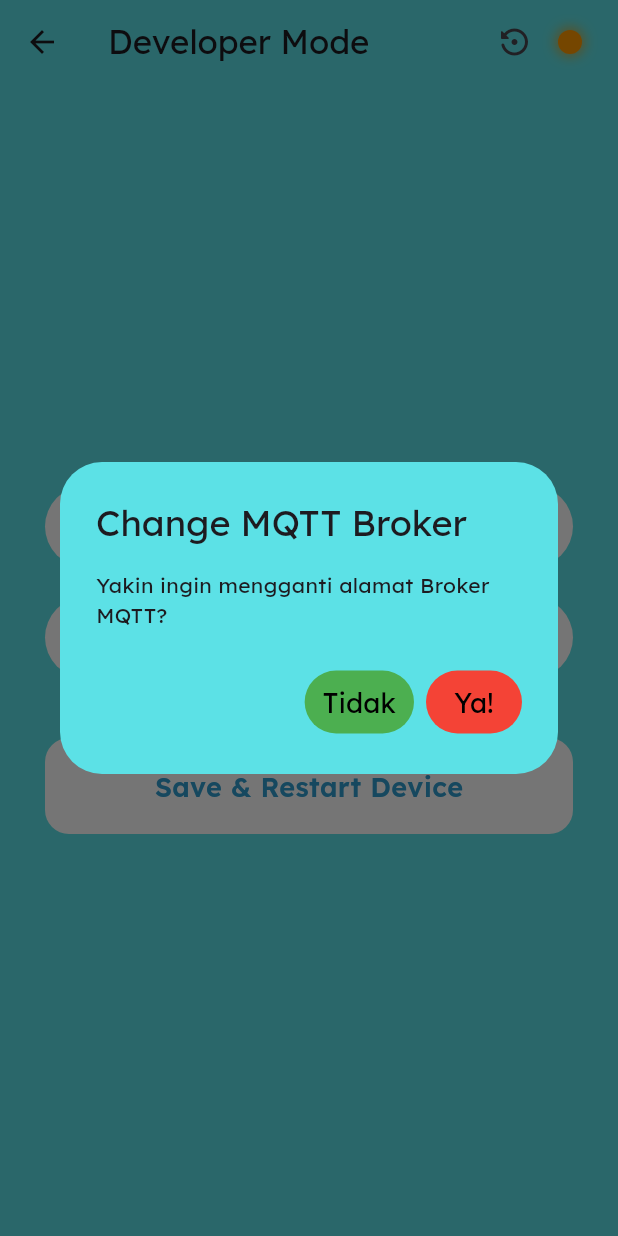
After one commit to admsakti/saklar_pintar_client, a Flutter app: the DeveloperSettingsPage screen opened directly, after a tap on "Save & Restart Device", on a phone screen of 412 x 824 dp. The commit adds this screen. Run offline on Flutter 3.47's test engine with Material 3 defaults, Android fonts, the light colour scheme and no system bars; our stand-ins replace connectivity_plus, custom_refresh_indicator, equatable, flutter_bloc, get_it, permission_handler and 2 more; missing offline and left inert: app_settings, bottom_picker, esp_smartconfig, graphite, mqtt_client, network_info_plus and 1 more; accounts and stored records are empty; statements that could not run were skipped.

Commit message:
Menambahkan mode Developer untuk mengganti alamat broker MQTT

```diff
--- a/lib/core/constants/path_constants.dart
+++ b/lib/core/constants/path_constants.dart
@@ -1,4 +1,5 @@
 const String baseMQTTBroker = 'broker.emqx.io';
+const String baseLocalMQTTBroker = '192.168.137.1';
 const String baseClientID = 'flutter_test_uyabe';
 const int baseMQTTPort = 1883;
 // const String baseUsernameMQTT = 'emqx';
--- /dev/null
+++ b/lib/features/mqtt/data/broker_config.dart
@@ -0,0 +1,52 @@
+import 'package:shared_preferences/shared_preferences.dart';
+
+class BrokerConfig {
+  static const _keyBroker = 'mqtt_broker';
+  static const _keyPort = 'mqtt_port';
+
+  static const defaultBroker = 'broker.emqx.io';
+  static const defaultPort = 1883;
+
+  /// Menyimpan broker dan port
+  static Future<bool> saveBroker(String broker, int port) async {
+    print("Save MQTT broker '$broker' in port '$port'");
+
+    final prefs = await SharedPreferences.getInstance();
+    final successBroker = await prefs.setString(_keyBroker, broker);
+    final successPort = await prefs.setInt(_keyPort, port);
+
+    return successBroker && successPort;
+  }
+
+  /// Memuat broker dan port. Jika belum ada, simpan nilai default.
+  static Future<(String, int)> loadBroker() async {
+    final prefs = await SharedPreferences.getInstance();
+    // final broker = prefs.getString(_keyBroker) ?? defaultBroker;
+    // final port = prefs.getInt(_keyPort) ?? defaultPort;
+
+    String? broker = prefs.getString(_keyBroker);
+    int? port = prefs.getInt(_keyPort);
+
+    if (broker == null || port == null) {
+      // Set default values on first load
+      await prefs.setString(_keyBroker, defaultBroker);
+      await prefs.setInt(_keyPort, defaultPort);
+      broker = defaultBroker;
+      port = defaultPort;
+    }
+
+    print("Load MQTT broker '$broker' with port '$port'");
+    return (broker, port);
+  }
+
+  /// Mereset broker dan port ke nilai default
+  static Future<bool> resetBroker() async {
+    print("Reset MQTT broker to default");
+
+    final prefs = await SharedPreferences.getInstance();
+    final successBroker = await prefs.setString(_keyBroker, defaultBroker);
+    final successPort = await prefs.setInt(_keyPort, defaultPort);
+
+    return successBroker && successPort;
+  }
+}
--- a/lib/injections_container.dart
+++ b/lib/injections_container.dart
@@ -2,13 +2,13 @@ import 'dart:math';
 
 import 'package:get_it/get_it.dart';
 
-import 'core/constants/path_constants.dart';
 import 'features/database/bloc/device/device_bloc.dart';
 import 'features/database/bloc/device_schedule/device_schedule_bloc.dart';
 import 'features/database/bloc/mesh_network/mesh_network_bloc.dart';
 import 'features/database/data/database_helper.dart';
 import 'features/main_bnb/bloc/main_bnb_bloc.dart';
 import 'features/mqtt/bloc/mqtt_bloc.dart';
+import 'features/mqtt/data/broker_config.dart';
 import 'features/mqtt/data/data_mqtt.dart';
 
 final sl = GetIt.instance;
@@ -16,11 +16,16 @@ final sl = GetIt.instance;
 Future<void> initializeDependencies() async {
   final databaseClient = DatabaseHelper();
 
+  // Ambil alamat broker dari SharedPreferences
+  final (broker, port) = await BrokerConfig.loadBroker();
+
+  print("Injections broker '$broker' with port '$port'");
+
   // Buat DataMQTT dulu tanpa MQTTBloc
   final mqttClient = DataMQTT(
-    server: baseMQTTBroker, // ini nanti bisa diganti dari mode developer
+    server: broker,
+    port: port,
     clientId: 'MeshNetClient${Random().nextInt(10000)}',
-    port: baseMQTTPort,
   );
 
   // Baru buat MQTTBloc-nya
--- /dev/null
+++ b/lib/presentation/pages/developer_mode/developer_mode_page.dart
@@ -0,0 +1,361 @@
+import 'package:flutter/material.dart';
+import 'package:flutter_bloc/flutter_bloc.dart';
+
+import 'package:restart_app/restart_app.dart';
+import '../../../core/constants/color_constants.dart';
+import '../../../features/mqtt/bloc/mqtt_bloc.dart';
+import '../../../features/mqtt/data/broker_config.dart';
+
+class DeveloperSettingsPage extends StatefulWidget {
+  const DeveloperSettingsPage({super.key});
+
+  @override
+  State<DeveloperSettingsPage> createState() => _DeveloperSettingsPageState();
+}
+
+class _DeveloperSettingsPageState extends State<DeveloperSettingsPage> {
+  final _brokerController = TextEditingController();
+  final _portController = TextEditingController();
+  bool _hasUserInteracted = false;
+
+  @override
+  void initState() {
+    super.initState();
+    BrokerConfig.loadBroker().then((value) {
+      _brokerController.text = value.$1;
+      _portController.text = value.$2.toString();
+    });
+
+    _brokerController.addListener(_onUserInteraction);
+  }
+
+  void _onUserInteraction() {
+    setState(() {
+      _hasUserInteracted = true;
+    });
+  }
+
+  void _saveAndRestart() async {
+    final broker = _brokerController.text.trim();
+    final port = int.tryParse(_portController.text.trim()) ?? 1883;
+
+    final saveSuccess = await BrokerConfig.saveBroker(broker, port);
+
+    if (saveSuccess) {
+      _onShowRestartDialog();
+    }
+  }
+
+  void _onShowRestartDialog() {
+    showDialog(
+      barrierDismissible: false,
+      context: context,
+      builder: (context) => PopScope(
+        canPop: false,
+        child: AlertDialog(
+          backgroundColor: ColorConstants.lightBlueAppColor,
+          title: const Text(
+            "Restart Mesh-Net App",
+          ),
+          content: const Column(
+            mainAxisSize: MainAxisSize.min,
+            children: [
+              Text(
+                  "Alamat Broker MQTT disimpan. Lakukan restart aplikasi untuk menerapkan konfigurasi baru"),
+            ],
+          ),
+          actions: [
+            TextButton(
+              style: const ButtonStyle(
+                backgroundColor: WidgetStatePropertyAll<Color>(
+                  Colors.green,
+                ),
+              ),
+              onPressed: () {
+                print("MQTT restart aplikasi!");
+                // Untuk development, bisa restart secara manual. Navigator.pop menutup pop-up
+                // Navigator.pop(context);
+                // Navigator.pop(context);
+                // Matikan dulu saat debug biar tidak close aplikasinya
+                Restart.restartApp();
+              },
+              child: Text(
+                'Restart Now!',
+                style: TextStyle(
+                  color: ColorConstants.blackAppColor,
+                  fontSize: 18,
+                  fontWeight: FontWeight.w500,
+                ),
+              ),
+            ),
+          ],
+        ),
+      ),
+    );
+  }
+
+  @override
+  Widget build(BuildContext context) {
+    return Scaffold(
+      appBar: AppBar(
+        backgroundColor: ColorConstants.lightBlueAppColor,
+        title: const Text('Developer Mode'),
+        actions: [
+          IconButton(
+            icon: const Icon(Icons.settings_backup_restore_rounded),
+            onPressed: () => showDialog(
+              context: context,
+              builder: (_) => AlertDialog(
+                backgroundColor: ColorConstants.lightBlueAppColor,
+                title: const Text(
+                  "Reset MQTT Broker",
+                ),
+                content: const Column(
+                  mainAxisSize: MainAxisSize.min,
+                  children: [
+                    Text(
+                        "Yakin ingin mereset alamat Broker MQTT ke setelan default?"),
+                  ],
+                ),
+                actions: [
+                  TextButton(
+                    style: const ButtonStyle(
+                      backgroundColor: WidgetStatePropertyAll<Color>(
+                        Colors.green,
+                      ),
+                    ),
+                    onPressed: () {
+                      Navigator.pop(context);
+                    },
+                    child: Text(
+                      'Tidak',
+                      style: TextStyle(
+                        color: ColorConstants.blackAppColor,
+                        fontSize: 18,
+                        fontWeight: FontWeight.w500,
+                      ),
+                    ),
+                  ),
+                  TextButton(
+                    style: const ButtonStyle(
+                      backgroundColor: WidgetStatePropertyAll<Color>(
+                        Colors.red,
+                      ),
+                    ),
+                    onPressed: () async {
+                      final success = await BrokerConfig.resetBroker();
+                      if (success) {
+                        _onShowRestartDialog();
+                      }
+                    },
+                    child: Text(
+                      'Ya!',
+                      style: TextStyle(
+                        color: ColorConstants.blackAppColor,
+                        fontSize: 18,
+                        fontWeight: FontWeight.w500,
+                      ),
+                    ),
+                  ),
+                ],
+              ),
+            ),
+            tooltip: "Reset MQTT Broker",
+          ),
+          const SizedBox(width: 5),
+          BlocBuilder<MQTTBloc, MQTTState>(
+            builder: (context, state) {
+              Color indicatorColor;
+              // Dart versi 3 memperkenalkan pattern matching
+              switch (state) {
+                case MQTTConnecting _:
+                  indicatorColor = Colors.orange;
+                  break;
+                case MQTTConnected _:
+                  indicatorColor = Colors.green;
+                  break;
+                case MQTTDisconnected _:
+                  indicatorColor = Colors.red;
+                  break;
+                default:
+                  indicatorColor = Colors.grey;
+              }
+
+              return Container(
+                width: 16,
+                height: 16,
+                decoration: BoxDecoration(
+                  shape: BoxShape.circle,
+                  color: indicatorColor,
+                  boxShadow: [
+                    BoxShadow(
+                      color: indicatorColor.withOpacity(0.6),
+                      spreadRadius: 2,
+                      blurRadius: 6,
+                    ),
+                  ],
+                ),
+              );
+            },
+          ),
+          const SizedBox(width: 24),
+        ],
+      ),
+      body: Center(
+        child: Padding(
+          padding: const EdgeInsets.symmetric(horizontal: 30.0),
+          child: SingleChildScrollView(
+            child: Column(
+              mainAxisAlignment: MainAxisAlignment.center,
+              children: [
+                // MQTT Broker Text Field
+                TextField(
+                  controller: _brokerController,
+                  decoration: InputDecoration(
+                    labelText: 'MQTT Broker',
+                    labelStyle: const TextStyle(
+                      color: Colors.black54,
+                      fontWeight: FontWeight.w500,
+                      fontSize: 20,
+                    ),
+                    filled: true,
+                    fillColor: Colors.white,
+                    border: OutlineInputBorder(
+                      borderRadius: BorderRadius.circular(30),
+                      borderSide: BorderSide.none,
+                    ),
+                    contentPadding: const EdgeInsets.symmetric(
+                      horizontal: 20,
+                      vertical: 15,
+                    ),
+                    errorText:
+                        _brokerController.text.isEmpty && _hasUserInteracted
+                            ? 'MQTT Broker cannot be empty'
+                            : null,
+                  ),
+                  onTapOutside: (event) {
+                    FocusManager.instance.primaryFocus?.unfocus();
+                  },
+                ),
+                SizedBox.fromSize(size: const Size.fromHeight(20)),
+
+                // MQTT Port Text Field
+                TextField(
+                  controller: _portController,
+                  keyboardType: TextInputType.number,
+                  decoration: InputDecoration(
+                    labelText: 'MQTT Port',
+                    labelStyle: const TextStyle(
+                      color: Colors.black54,
+                      fontWeight: FontWeight.w500,
+                      fontSize: 20,
+                    ),
+                    filled: true,
+                    fillColor: Colors.white,
+                    border: OutlineInputBorder(
+                      borderRadius: BorderRadius.circular(30),
+                      borderSide: BorderSide.none,
+                    ),
+                    contentPadding: const EdgeInsets.symmetric(
+                      horizontal: 20,
+                      vertical: 15,
+                    ),
+                  ),
+                  onTapOutside: (event) {
+                    FocusManager.instance.primaryFocus?.unfocus();
+                  },
+                ),
+                SizedBox.fromSize(size: const Size.fromHeight(40)),
+                Material(
+                  color: _brokerController.text.isNotEmpty
+                      ? ColorConstants.whiteAppColor
+                      : Colors.grey,
+                  borderRadius: BorderRadius.circular(16),
+                  child: InkWell(
+                    onTap: _brokerController.text.isNotEmpty
+                        ? () {
+                            showDialog(
+                              context: context,
+                              builder: (_) => AlertDialog(
+                                backgroundColor:
+                                    ColorConstants.lightBlueAppColor,
+                                title: const Text(
+                                  "Change MQTT Broker",
+                                ),
+                                content: const Column(
+                                  mainAxisSize: MainAxisSize.min,
+                                  children: [
+                                    Text(
+                                        "Yakin ingin mengganti alamat Broker MQTT?"),
+                                  ],
+                                ),
+                                actions: [
+                                  TextButton(
+                                    style: const ButtonStyle(
+                                      backgroundColor:
+                                          WidgetStatePropertyAll<Color>(
+                                        Colors.green,
+                                      ),
+                                    ),
+                                    onPressed: () {
+                                      Navigator.pop(context);
+                                    },
+                                    child: Text(
+                                      'Tidak',
+                                      style: TextStyle(
+                                        color: ColorConstants.blackAppColor,
+                                        fontSize: 18,
+                                        fontWeight: FontWeight.w500,
+                                      ),
+                                    ),
+                                  ),
+                                  TextButton(
+                                    style: const ButtonStyle(
+                                      backgroundColor:
+                                          WidgetStatePropertyAll<Color>(
+                                        Colors.red,
+                                      ),
+                                    ),
+                                    onPressed: () => _saveAndRestart(),
+                                    child: Text(
+                                      'Ya!',
+                                      style: TextStyle(
+                                        color: ColorConstants.blackAppColor,
+                                        fontSize: 18,
+                                        fontWeight: FontWeight.w500,
+                                      ),
+                                    ),
+                                  ),
+                                ],
+                              ),
+                            );
+                          }
+                        : null,
+                    borderRadius: BorderRadius.circular(16),
+                    child: Container(
+                      color: Colors.transparent,
+                      width: MediaQuery.of(context).size.width,
+                      height: 64,
+                      child: Center(
+                        child: Text(
+                          "Save & Restart Device",
+                          style: TextStyle(
+                            color: _brokerController.text.isNotEmpty
+                                ? ColorConstants.darkBlueAppColor
+                                : Colors.black54,
+                            fontSize: 18,
+                            fontWeight: FontWeight.w600,
+                          ),
+                        ),
+                      ),
+                    ),
+                  ),
+                ),
+              ],
+            ),
+          ),
+        ),
+      ),
+    );
+  }
+}
--- a/lib/presentation/pages/settings/settings_page.dart
+++ b/lib/presentation/pages/settings/settings_page.dart
@@ -2,12 +2,11 @@ import 'package:flutter/material.dart';
 import 'package:flutter_bloc/flutter_bloc.dart';
 
 import '../../../config/arguments/devices_arguments.dart';
+import '../../../core/constants/color_constants.dart';
 import '../../../features/database/bloc/device/device_bloc.dart';
+import '../../../features/database/bloc/mesh_network/mesh_network_bloc.dart';
 import '../../../features/database/models/device.dart';
 import '../../../features/mqtt/bloc/mqtt_bloc.dart';
-
-import '../../../core/constants/color_constants.dart';
-import '../../../features/database/bloc/mesh_network/mesh_network_bloc.dart';
 
 class SettingsPage extends StatelessWidget {
   const SettingsPage({super.key});
--- a/pubspec.yaml
+++ b/pubspec.yaml
@@ -24,6 +24,8 @@ dependencies:
   path: ^1.9.0
   permission_handler: ^11.3.1
   rename: ^3.1.0
+  restart_app: ^1.2.1
+  shared_preferences: ^2.3.3
   sqflite: ^2.3.3+1
 
 dev_dependencies:
```
Also changed, not shown: lib/config/routes/routes.dart (+13 -1 lines), lib/presentation/pages/device_provisioning/device_provisioning_page.dart (+18 -16 lines), pubspec.lock, 1 other file.
